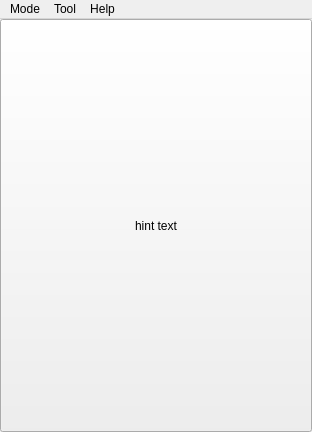
This is src/ui/pastkwindow.ui in LambolAlee/PasTk-Cpp as Qt 5 draws it before an edit. The edited form follows.
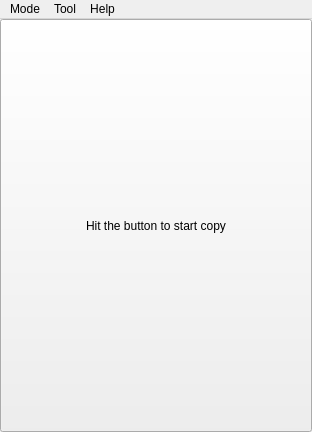
This is the edited form. Icons and pictures are not drawn. Custom widgets are drawn as their Qt base class.

What changed in the file:
```diff
--- a/src/ui/pastkwindow.ui
+++ b/src/ui/pastkwindow.ui
@@ -61,7 +61,7 @@
            </sizepolicy>
           </property>
           <property name="text">
-           <string>hint text</string>
+           <string>Hit the button to start copy</string>
           </property>
          </widget>
         </item>
```
